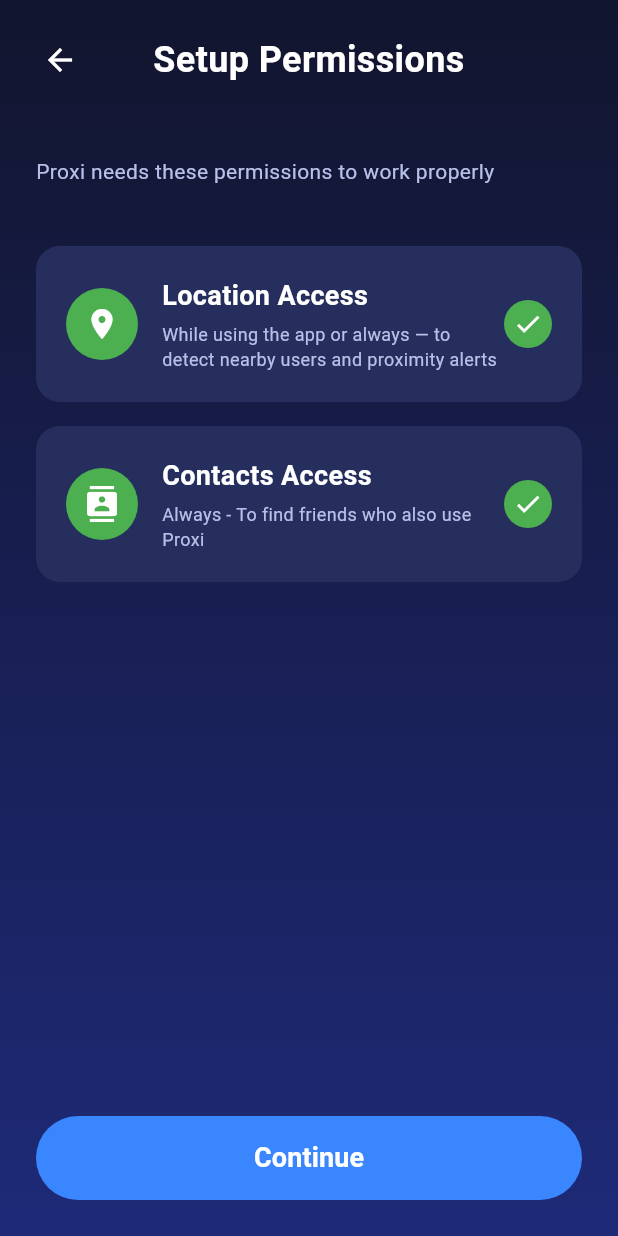
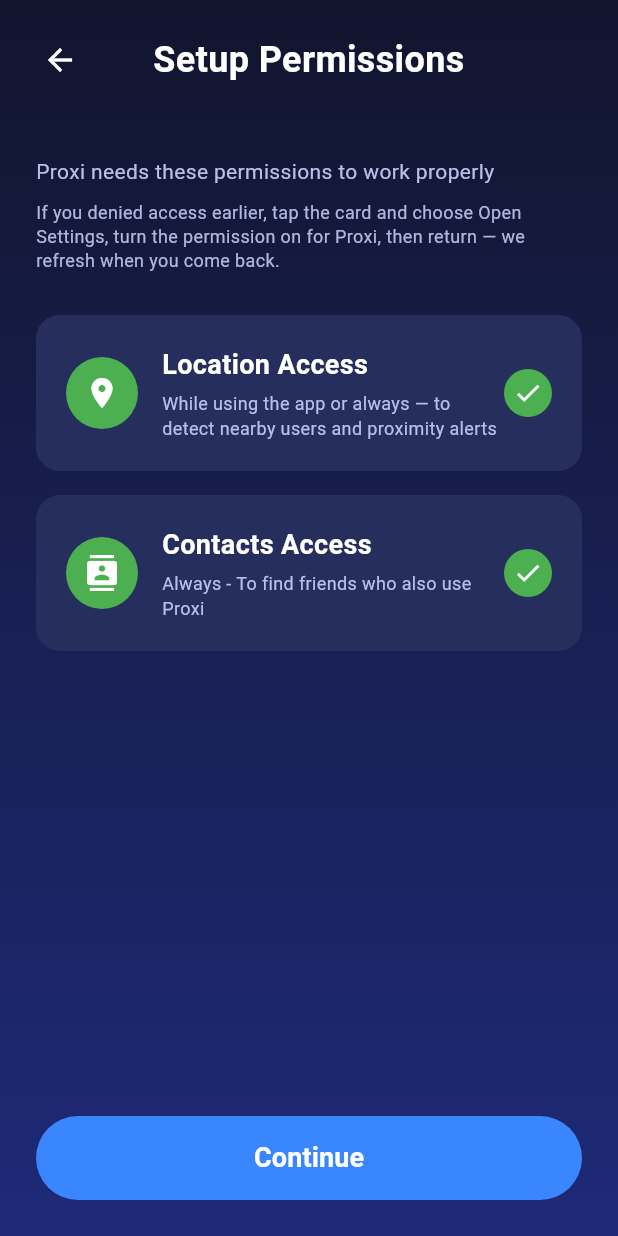
Before and after one commit to themadhatmedia/proxiapp, a Flutter app: the SetupPermissionsScreen screen opened by its route, after a tap on "Location Access", on a phone screen of 412 x 824 dp. Run offline on Flutter 3.47's test engine with Material 3 defaults, Android fonts, the phone set to English and light mode, and no system bars; our stand-ins replace cached_network_image, cross_file, flutter_animate, flutter_spinkit, fluttertoast, geolocator and 8 more; missing offline and left inert: comment_tree, image_cropping; accounts and stored records are empty; network calls fail.

Commit message:
permission issue

```diff
--- a/lib/views/onboarding/setup_permissions_screen.dart
+++ b/lib/views/onboarding/setup_permissions_screen.dart
@@ -4,6 +4,7 @@
 
 import '../../config/theme/app_theme.dart';
 import '../../config/theme/proxi_palette.dart';
+import '../../utils/toast_helper.dart';
 import '../../widgets/custom_button.dart';
 
 class SetupPermissionsScreen extends StatefulWidget {
@@ -55,33 +56,145 @@
     });
   }
 
+  Future<void> _openSettingsGuideDialog({
+    required String title,
+    required String body,
+  }) async {
+    if (!mounted) return;
+    final cs = Theme.of(context).colorScheme;
+    await showDialog<void>(
+      context: context,
+      builder: (ctx) => AlertDialog(
+        backgroundColor: cs.surfaceContainerHighest,
+        shape: RoundedRectangleBorder(borderRadius: BorderRadius.circular(16)),
+        title: Text(
+          title,
+          style: TextStyle(
+            fontSize: 20,
+            fontWeight: FontWeight.bold,
+            color: cs.onSurface,
+          ),
+        ),
+        content: Text(
+          body,
+          style: TextStyle(fontSize: 14, color: cs.onSurfaceVariant),
+        ),
+        actions: [
+          TextButton(
+            onPressed: () => Navigator.pop(ctx),
+            child: Text(
+              'Not now',
+              style: TextStyle(color: cs.onSurfaceVariant),
+            ),
+          ),
+          ElevatedButton(
+            onPressed: () async {
+              Navigator.pop(ctx);
+              await openAppSettings();
+            },
+            style: ElevatedButton.styleFrom(
+              backgroundColor: cs.primary,
+              foregroundColor: cs.onPrimary,
+              shape: RoundedRectangleBorder(
+                borderRadius: BorderRadius.circular(10),
+              ),
+            ),
+            child: const Text('Open Settings'),
+          ),
+        ],
+      ),
+    );
+  }
+
   Future<void> _requestLocationPermission() async {
     if (_locationGranted) return;
-    // Prefer when-in-use so it matches iOS Settings → "While Using the App".
+
+    final whenInUsePre = await Permission.locationWhenInUse.status;
+    final alwaysPre = await Permission.locationAlways.status;
+    if (_isLocationAuthorized(alwaysPre)) {
+      await _checkPermissions();
+      return;
+    }
+    if (whenInUsePre.isPermanentlyDenied) {
+      await _openSettingsGuideDialog(
+        title: 'Location is turned off',
+        body:
+            'Proxi needs location to find people nearby. Open your device Settings, choose Proxi, tap Location, then select While Using the App (or Always). Return here and Continue will unlock.',
+      );
+      return;
+    }
+
     var status = await Permission.locationWhenInUse.request();
     if (!_isLocationAuthorized(status)) {
       status = await Permission.location.request();
     }
-    // if (!mounted) return;
-    setState(() {
-      _locationGranted = _isLocationAuthorized(status);
-    });
     await _checkPermissions();
+
+    if (!_locationGranted && mounted) {
+      final w = await Permission.locationWhenInUse.status;
+      if (w.isPermanentlyDenied) {
+        await _openSettingsGuideDialog(
+          title: 'Location is turned off',
+          body:
+              'Location was blocked for Proxi. Open Settings → Proxi → Location and allow access, then come back to this screen.',
+        );
+      } else {
+        await _openSettingsGuideDialog(
+          title: 'Allow location',
+          body:
+              'Location is still off for Proxi. Open Settings, enable Location for Proxi, then return here — Continue will work once both permissions are on.',
+        );
+      }
+    }
   }
 
   Future<void> _requestContactsPermission() async {
     if (_contactsGranted) return;
-    final status = await Permission.contacts.request();
-    setState(() {
-      _contactsGranted = status.isGranted;
-    });
+
+    final pre = await Permission.contacts.status;
+    if (pre.isPermanentlyDenied) {
+      await _openSettingsGuideDialog(
+        title: 'Contacts are turned off',
+        body:
+            'Proxi needs contacts to find friends on the app. Open Settings → Proxi → Contacts and turn them on, then return here.',
+      );
+      return;
+    }
+
+    await Permission.contacts.request();
+    await _checkPermissions();
+
+    if (!_contactsGranted && mounted) {
+      final s = await Permission.contacts.status;
+      if (s.isPermanentlyDenied) {
+        await _openSettingsGuideDialog(
+          title: 'Contacts are turned off',
+          body:
+              'Contacts were blocked for Proxi. Open Settings → Proxi → Contacts and allow access, then come back.',
+        );
+      } else {
+        await _openSettingsGuideDialog(
+          title: 'Allow contacts',
+          body:
+              'Contacts are still off for Proxi. Open Settings and enable Contacts for Proxi, then return — Continue unlocks when Location and Contacts are both allowed.',
+        );
+      }
+    }
   }
 
   bool get _canContinue => _locationGranted && _contactsGranted;
 
   void _handleContinue() {
+    Get.toNamed('/proxi-circles');
+  }
+
+  void _onContinuePressed() {
     if (_canContinue) {
-      Get.toNamed('/proxi-circles');
+      _handleContinue();
+    } else {
+      ToastHelper.showInfo(
+        'Allow Location and Contacts above to continue. If you tapped Don’t Allow before, tap each card and use Open Settings, then return here.',
+      );
     }
   }
 
@@ -132,7 +245,16 @@
                           color: cs.onSurfaceVariant,
                         ),
                       ),
-                      const SizedBox(height: 40),
+                      const SizedBox(height: 10),
+                      Text(
+                        'If you denied access earlier, tap the card and choose Open Settings, turn the permission on for Proxi, then return — we refresh when you come back.',
+                        style: TextStyle(
+                          fontSize: 12,
+                          height: 1.35,
+                          color: cs.onSurfaceVariant.withOpacity(0.95),
+                        ),
+                      ),
+                      const SizedBox(height: 28),
                       _PermissionCard(
                         icon: Icons.location_on,
                         title: 'Location Access',
@@ -151,7 +273,7 @@
                       const Spacer(),
                       CustomButton(
                         text: 'Continue',
-                        onPressed: _canContinue ? _handleContinue : () {},
+                        onPressed: _onContinuePressed,
                         backgroundColor: _canContinue ? null : Colors.grey.shade400,
                       ),
                     ],
@@ -234,6 +356,18 @@
                           color: cs.onSurfaceVariant,
                         ),
                       ),
+                      if (!isGranted) ...[
+                        const SizedBox(height: 8),
+                        Text(
+                          'Tap to allow. If you chose Don’t Allow, use Open Settings in the dialog.',
+                          style: TextStyle(
+                            fontSize: 11,
+                            height: 1.3,
+                            color: cs.primary.withOpacity(0.95),
+                            fontWeight: FontWeight.w500,
+                          ),
+                        ),
+                      ],
                     ],
                   ),
                 ),
```
